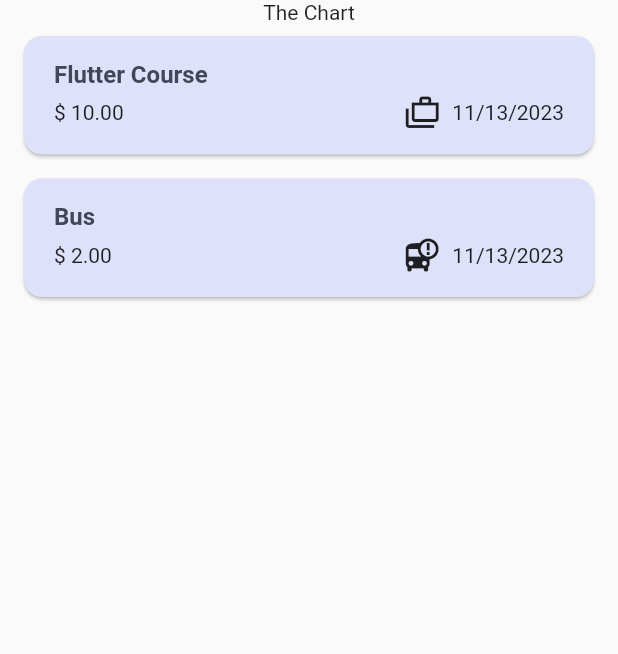
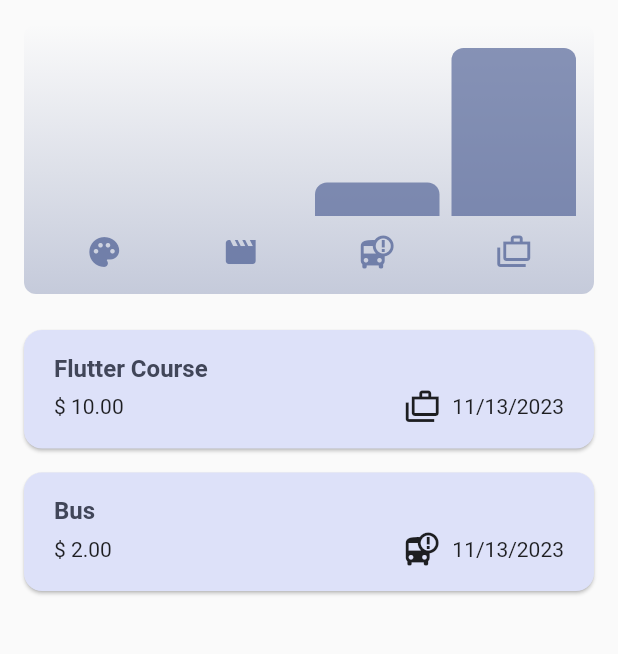
Before and after one commit to Mugaf/expense-tracker-flutter, a Flutter app: the screen it shows after launch, on a phone screen of 412 x 824 dp, the part 84-738 px from its top. Run offline on Flutter 3.47's test engine with Material 2 defaults, Android fonts, the phone set to English and light mode, and no system bars.

Commit message:
add chart widget to show chart by category

```diff
--- a/lib/models/expense.dart
+++ b/lib/models/expense.dart
@@ -6,12 +6,12 @@ final formatter = DateFormat.yMd();
 
 var uuid = const Uuid();
 
-enum Category { food, travel, leisur, work }
+enum Category { food, travel, leisure, work }
 
 const categoryIcons = {
   Category.food: Icons.palette,
   Category.travel: Icons.bus_alert,
-  Category.leisur: Icons.movie,
+  Category.leisure: Icons.movie,
   Category.work: Icons.cases_outlined,
 };
 
@@ -33,3 +33,26 @@ class Expense {
     return formatter.format(date);
   }
 }
+
+class ExpenseBucket {
+  const ExpenseBucket({
+    required this.category,
+    required this.expenses,
+  });
+
+  ExpenseBucket.forCategory(List<Expense> allExpenses, this.category)
+      : expenses = allExpenses
+            .where((expense) => expense.category == category)
+            .toList();
+
+  final Category category;
+  final List<Expense> expenses;
+
+  double get totalExpenses {
+    double sum = 0;
+    for (final expense in expenses) {
+      sum += expense.amount;
+    }
+    return sum;
+  }
+}
--- /dev/null
+++ b/lib/widgets/chart/chart.dart
@@ -0,0 +1,95 @@
+import 'package:flutter/material.dart';
+
+import 'package:expense_tracker/widgets/chart/chart_bar.dart';
+import 'package:expense_tracker/models/expense.dart';
+
+class Chart extends StatelessWidget {
+  const Chart({super.key, required this.expenses});
+
+  final List<Expense> expenses;
+
+  List<ExpenseBucket> get buckets {
+    return [
+      ExpenseBucket.forCategory(expenses, Category.food),
+      ExpenseBucket.forCategory(expenses, Category.leisure),
+      ExpenseBucket.forCategory(expenses, Category.travel),
+      ExpenseBucket.forCategory(expenses, Category.work),
+    ];
+  }
+
+  double get maxTotalExpense {
+    double maxTotalExpense = 0;
+
+    for (final bucket in buckets) {
+      if (bucket.totalExpenses > maxTotalExpense) {
+        maxTotalExpense = bucket.totalExpenses;
+      }
+    }
+
+    return maxTotalExpense;
+  }
+
+  @override
+  Widget build(BuildContext context) {
+    final isDarkMode =
+        MediaQuery.of(context).platformBrightness == Brightness.dark;
+    return Container(
+      margin: const EdgeInsets.all(16),
+      padding: const EdgeInsets.symmetric(
+        vertical: 16,
+        horizontal: 8,
+      ),
+      width: double.infinity,
+      height: 180,
+      decoration: BoxDecoration(
+        borderRadius: BorderRadius.circular(8),
+        gradient: LinearGradient(
+          colors: [
+            Theme.of(context).colorScheme.primary.withOpacity(0.3),
+            Theme.of(context).colorScheme.primary.withOpacity(0.0)
+          ],
+          begin: Alignment.bottomCenter,
+          end: Alignment.topCenter,
+        ),
+      ),
+      child: Column(
+        children: [
+          Expanded(
+            child: Row(
+              crossAxisAlignment: CrossAxisAlignment.end,
+              children: [
+                for (final bucket in buckets) // alternative to map()
+                  ChartBar(
+                    fill: bucket.totalExpenses == 0
+                        ? 0
+                        : bucket.totalExpenses / maxTotalExpense,
+                  )
+              ],
+            ),
+          ),
+          const SizedBox(height: 12),
+          Row(
+            children: buckets
+                .map(
+                  (bucket) => Expanded(
+                    child: Padding(
+                      padding: const EdgeInsets.symmetric(horizontal: 4),
+                      child: Icon(
+                        categoryIcons[bucket.category],
+                        color: isDarkMode
+                            ? Theme.of(context).colorScheme.secondary
+                            : Theme.of(context)
+                                .colorScheme
+                                .primary
+                                .withOpacity(0.7),
+                      ),
+                    ),
+                  ),
+                )
+                .toList(),
+          )
+        ],
+      ),
+    );
+  }
+}
--- /dev/null
+++ b/lib/widgets/chart/chart_bar.dart
@@ -0,0 +1,34 @@
+import 'package:flutter/material.dart';
+
+class ChartBar extends StatelessWidget {
+  const ChartBar({
+    super.key,
+    required this.fill,
+  });
+
+  final double fill;
+
+  @override
+  Widget build(BuildContext context) {
+    final isDarkMode =
+        MediaQuery.of(context).platformBrightness == Brightness.dark;
+    return Expanded(
+      child: Padding(
+        padding: const EdgeInsets.symmetric(horizontal: 4),
+        child: FractionallySizedBox(
+          heightFactor: fill,
+          child: DecoratedBox(
+            decoration: BoxDecoration(
+              shape: BoxShape.rectangle,
+              borderRadius:
+                  const BorderRadius.vertical(top: Radius.circular(8)),
+              color: isDarkMode
+                  ? Theme.of(context).colorScheme.secondary
+                  : Theme.of(context).colorScheme.primary.withOpacity(0.65),
+            ),
+          ),
+        ),
+      ),
+    );
+  }
+}
--- a/lib/widgets/expenses.dart
+++ b/lib/widgets/expenses.dart
@@ -1,3 +1,4 @@
+import 'package:expense_tracker/widgets/chart/chart.dart';
 import 'package:expense_tracker/widgets/expenses_list/expenses_list.dart';
 import 'package:expense_tracker/models/expense.dart';
 import 'package:expense_tracker/widgets/new_expense.dart';
@@ -87,7 +88,7 @@ class _ExpensesState extends State<Expenses> {
       ),
       body: Column(
         children: [
-          const Text('The Chart'),
+          Chart(expenses: _registeredExpenses),
           Expanded(
             child: mainContent,
           ),
--- a/lib/widgets/new_expense.dart
+++ b/lib/widgets/new_expense.dart
@@ -17,7 +17,7 @@ class _NewExpenseState extends State<NewExpense> {
   final _titleController = TextEditingController();
   final _amountController = TextEditingController();
   DateTime? _selectedDate;
-  Category? _selectedCategory = Category.leisur;
+  Category? _selectedCategory = Category.leisure;
   void _presentDatePicker() async {
     final now = DateTime.now();
     final firstDate = DateTime(now.year - 1, now.month, now.day);
```
Also changed, not shown: lib/widgets/expenses_list/expense_item.dart (+5 -2 lines).
